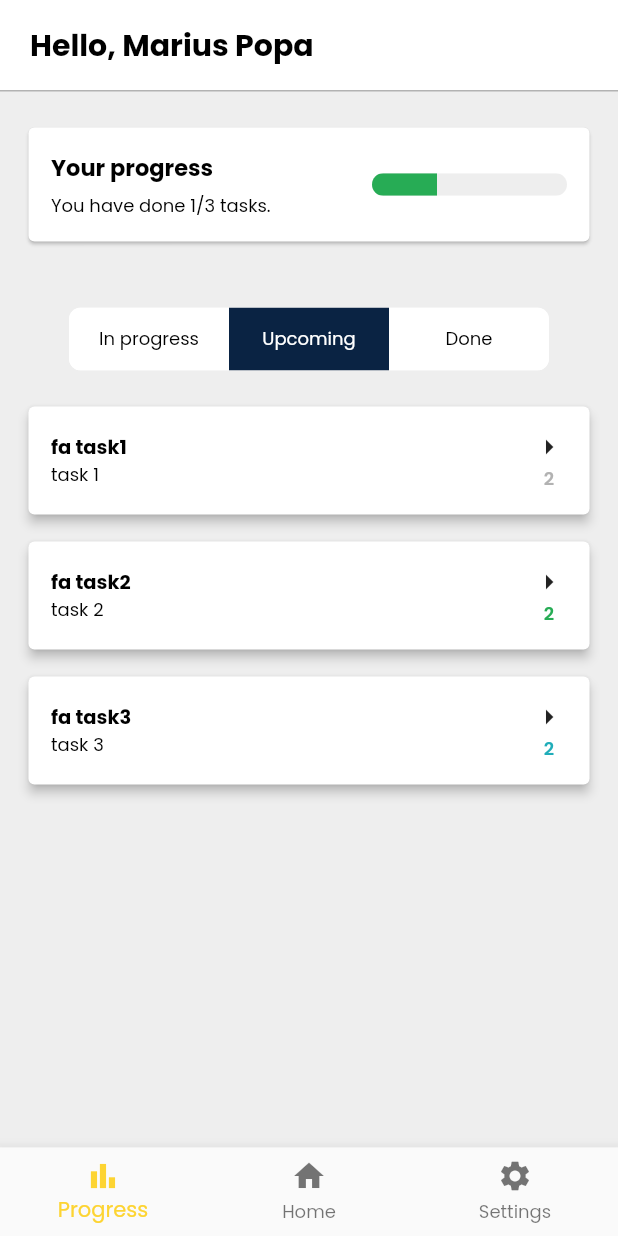
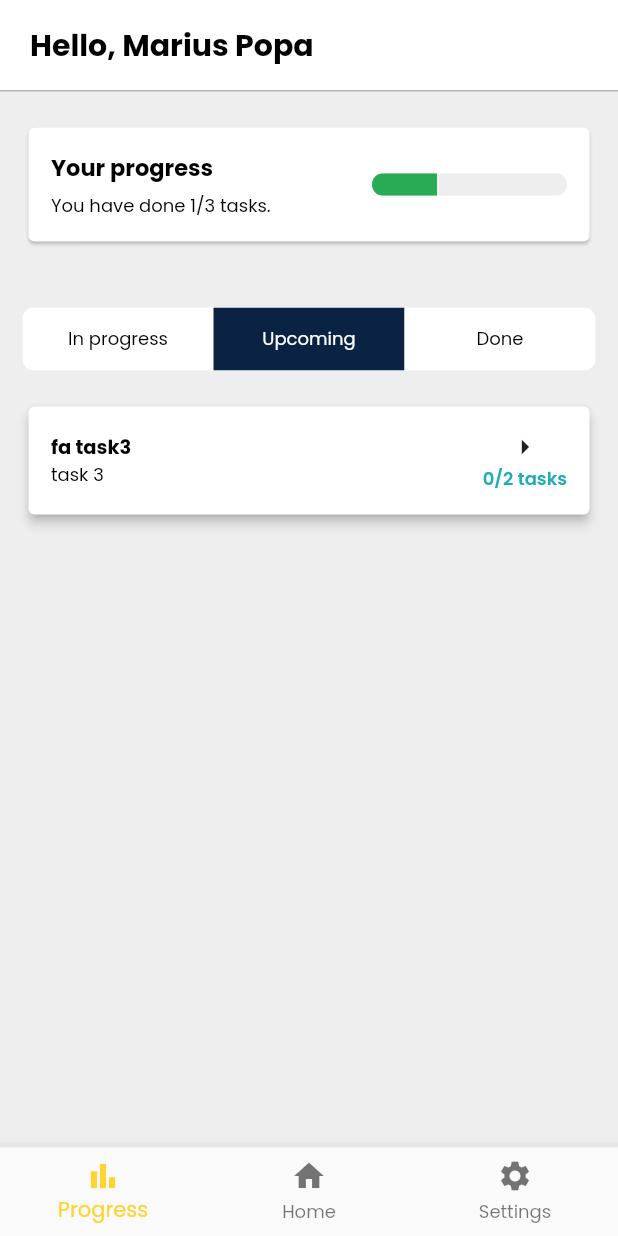
Before and after one commit to DariusDC/OutOfBoundsProject, a Flutter app: the screen it shows after launch, after a tap on "Upcoming", on a phone screen of 412 x 824 dp. Run offline on Flutter 3.47's test engine with Material 2 defaults, Android fonts, the phone set to English and light mode, and no system bars; our stand-ins replace dio, flutter_i18n, modal_bottom_sheet, retrofit, rxdart, shared_preferences; generated files the repository leaves out were written again.

Commit message:
task details wip

```diff
--- a/lib/screens/progress/progress_screen.dart
+++ b/lib/screens/progress/progress_screen.dart
@@ -3,12 +3,17 @@ import 'package:out_of_bounds/model/task/subtask.dart';
 import 'package:out_of_bounds/model/task/task.dart';
 import 'package:out_of_bounds/model/task/task_type.dart';
 import 'package:out_of_bounds/model/user.dart';
+import 'package:out_of_bounds/screens/base_request_screen.dart';
+import 'package:out_of_bounds/screens/progress/progress_view_model.dart';
+import 'package:out_of_bounds/screens/task_details/task_details_screen.dart';
 import 'package:out_of_bounds/themes/app_colors.dart';
 import 'package:out_of_bounds/themes/app_dimens.dart';
 import 'package:out_of_bounds/widgets/app_bar/hello_app_bar.dart';
+import 'package:out_of_bounds/widgets/elements/dialog/bottom_modal_sheet.dart';
 import 'package:out_of_bounds/widgets/filters/filters_tab.dart';
 import 'package:out_of_bounds/widgets/task_progress_card.dart';
 import 'package:out_of_bounds/widgets/tasks/task_list_item_widget.dart';
+import 'package:rxdart/rxdart.dart';
 
 List<Task> tasks = [
   Task(
@@ -47,9 +52,35 @@ class ProgressScreen extends StatefulWidget {
   _ProgressScreenState createState() => _ProgressScreenState();
 }
 
-class _ProgressScreenState extends State<ProgressScreen> {
+class _ProgressScreenState extends BaseRequestScreen<ProgressScreen> {
+  late ProgressViewModel _viewModel;
   final List<Task> _tasks = tasks;
   TaskType _selectedFilter = TaskType.IN_PROGRESS;
+
+  @override
+  void initState() {
+    super.initState();
+    _viewModel = ProgressViewModel(
+      Input(
+        PublishSubject(),
+      ),
+    );
+
+    _bindVM();
+  }
+
+  _bindVM() {
+    disposeLater(
+      _viewModel.output.onTaskTapped.listen(
+        (task) {
+          AppBottomModalSheet.displayModalBottomSheet(
+            context,
+            (context) => TaskDetailsScreen(task: task),
+          );
+        },
+      ),
+    );
+  }
 
   _onFilterChanged(TaskType type) {
     setState(() {
@@ -82,10 +113,15 @@ class _ProgressScreenState extends State<ProgressScreen> {
                     ),
                     const SizedBox(height: AppDimens.largePadding),
                     ..._tasks
+                        .where((element) => element.taskType == _selectedFilter)
                         .map((e) => Column(
                               children: [
-                                TaskListItemWidget(task: e),
-                                SizedBox(height: AppDimens.xSPadding)
+                                TaskListItemWidget(
+                                  task: e,
+                                  onTap: () =>
+                                      _viewModel.input.taskTapped.add(e),
+                                ),
+                                const SizedBox(height: AppDimens.xSPadding)
                               ],
                             ))
                         .toList(),
--- a/lib/themes/app_dimens.dart
+++ b/lib/themes/app_dimens.dart
@@ -97,4 +97,5 @@ class AppDimens {
 
   static const double progressBarWidth = 130;
   static const double progressBarHeight = 15;
+  static const double appBottomModalBorderRadius = 16;
 }
--- a/lib/widgets/filters/filters_tab.dart
+++ b/lib/widgets/filters/filters_tab.dart
@@ -21,7 +21,6 @@ class FiltersTab extends StatelessWidget {
   @override
   Widget build(BuildContext context) {
     return SizedBox(
-      width: 320,
       child: ClipRRect(
         borderRadius: const BorderRadius.all(
           Radius.circular(
--- a/lib/widgets/tasks/task_list_item_widget.dart
+++ b/lib/widgets/tasks/task_list_item_widget.dart
@@ -7,13 +7,17 @@ import 'package:out_of_bounds/themes/app_text_styles.dart';
 
 class TaskListItemWidget extends StatelessWidget {
   final Task task;
+  final VoidCallback onTap;
 
-  const TaskListItemWidget({Key? key, required this.task}) : super(key: key);
+  const TaskListItemWidget({Key? key, required this.task, required this.onTap})
+      : super(key: key);
 
   @override
   Widget build(BuildContext context) {
     return Card(
       elevation: 3,
+      child: InkWell(
+        onTap: onTap,
         child: Padding(
           padding: const EdgeInsets.all(AppDimens.regularPadding),
           child: Row(
@@ -36,7 +40,7 @@ class TaskListItemWidget extends StatelessWidget {
                 children: [
                   const Icon(Icons.arrow_right_outlined),
                   Text(
-                  "${task.subtasks.length.toString()}",
+                    "${task.subtasks.where((element) => element.done).length.toString()}/${task.subtasks.length.toString()} tasks",
                     style: AppTextStyles.smallSemiBoldPoppins.copyWith(
                       color: getColorForTaskType(task.taskType),
                     ),
@@ -44,6 +48,7 @@ class TaskListItemWidget extends StatelessWidget {
                 ],
               )
             ],
+          ),
         ),
       ),
     );
--- a/pubspec.yaml
+++ b/pubspec.yaml
@@ -20,6 +20,7 @@ dependencies:
   flutter_i18n: ^0.22.3
   flutter_localizations:
     sdk: flutter
+  modal_bottom_sheet: ^2.1.2
 
   cupertino_icons: ^1.0.2
 
```
Also changed, not shown: lib/screens/progress/progress_view_model.dart (+16 -3 lines), lib/screens/task_details/task_details_screen.dart (added, +40 -0 lines), lib/screens/task_details/task_details_view_model.dart (added, +12 -0 lines), lib/widgets/elements/dialog/bottom_modal_sheet.dart (added, +21 -0 lines), lib/widgets/elements/dialog/bottom_sheet_top_widget.dart (added, +39 -0 lines), pubspec.lock. Lines whose indentation alone changed are shown as unchanged.
